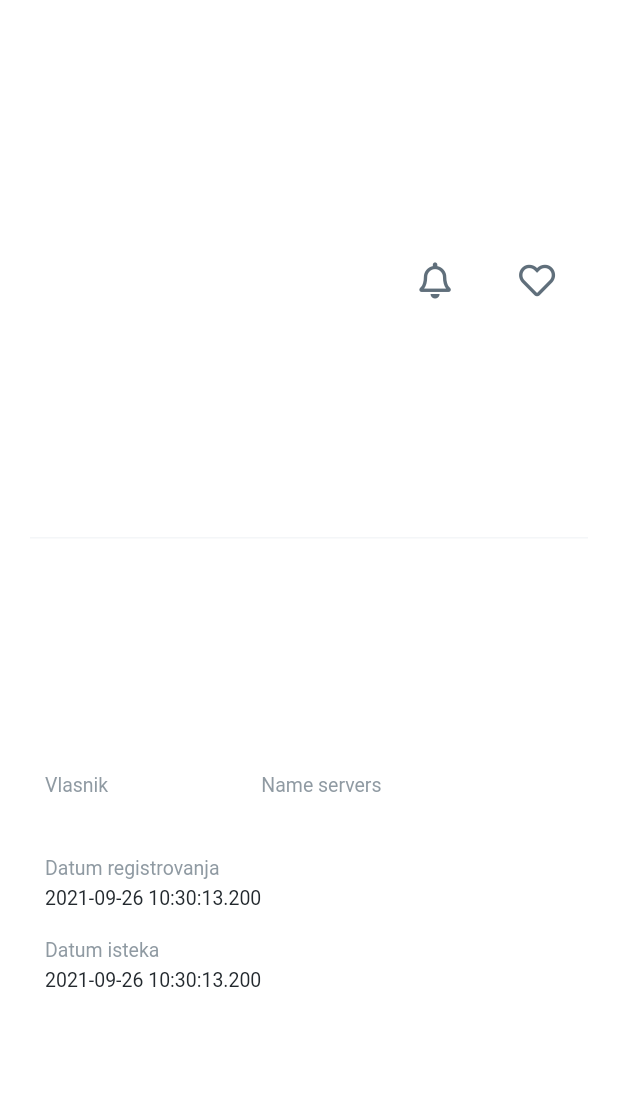
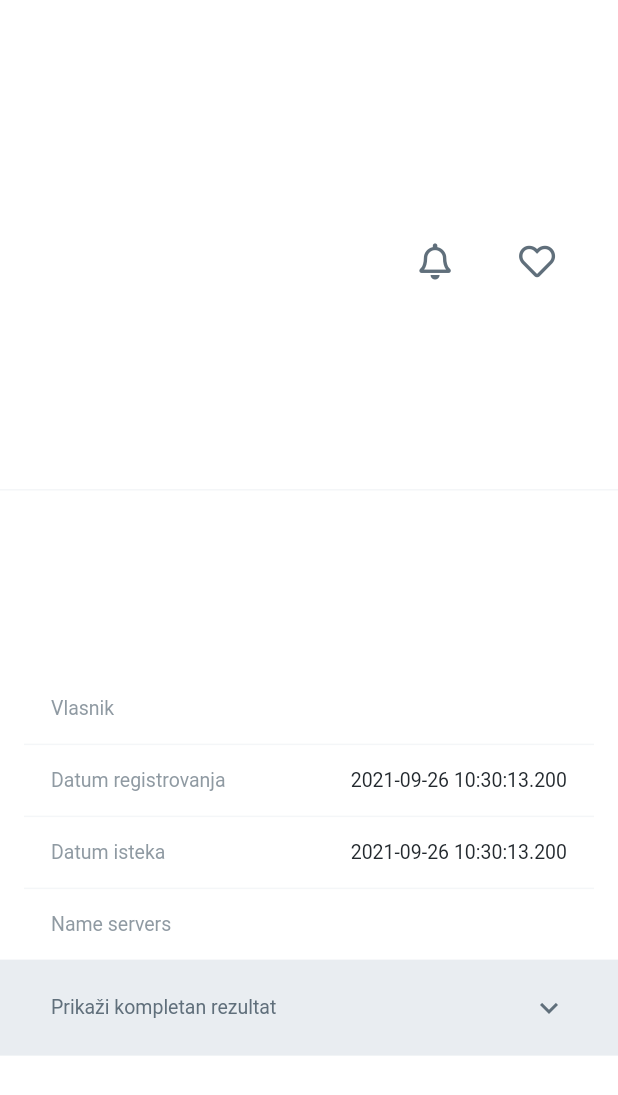
Before and after one commit to astronautNata/whois-trosica, a Flutter app: the ResultCardWidget widget shown alone on an empty page, opened directly with empty values, on a phone screen of 412 x 824 dp. Shown: the top 1095 px of the screen. Run offline on Flutter 3.47's test engine with Material 2 defaults, Android fonts, the light colour scheme and no system bars; our stand-ins replace another_flushbar, connectivity_plus, dio, firebase_core, firebase_messaging, flutter_mobx and 4 more; missing offline and left inert: enum_to_string; accounts and stored records are empty; generated files the repository leaves out were written again; project files that could hold a hidden picture were left out.

Commit message:
show full response

```diff
--- a/client/lib/i18n/strings.i18n.json
+++ b/client/lib/i18n/strings.i18n.json
@@ -15,6 +15,8 @@
 "favorite_domains":"Omiljeni domeni",
 "domain_owner":"Vlasnik",
 "registration_date":"Datum registrovanja",
-"expiration_date":"Datum isteka"
+"expiration_date":"Datum isteka",
+"copied": "Kopirano!",
+"raw_result": "Prikaži kompletan rezultat"
 
 }
--- a/client/lib/i18n/strings_sr-Cyrl.i18n.json
+++ b/client/lib/i18n/strings_sr-Cyrl.i18n.json
@@ -15,5 +15,9 @@
 "favorite_domains":"Омиљени домени",
 "domain_owner":"Власник",
 "registration_date":"Датум регистровања",
-"expiration_date":"Датум истека"
+"expiration_date":"Датум истека",
+"copied": "Копирано!",
+"raw_result": "Прикажи комплетан резултат"
+
+
 }
--- a/client/lib/i18n/strings_sr-Latn.i18n.json
+++ b/client/lib/i18n/strings_sr-Latn.i18n.json
@@ -15,5 +15,8 @@
 "favorite_domains":"Omiljeni domeni",
 "domain_owner":"Vlasnik",
 "registration_date":"Datum registrovanja",
-"expiration_date":"Datum isteka"
+"expiration_date":"Datum isteka",
+"copied": "Kopirano!",
+"raw_result": "Prikaži kompletan rezultat"
+
 }
--- a/client/lib/main.dart
+++ b/client/lib/main.dart
@@ -33,6 +33,8 @@ Future<void> main() async {
   await Firebase.initializeApp();
   final messaging = FirebaseMessaging.instance;
   prefsService.fbToken = await messaging.getToken();
+  LocaleSettings.setLocale(LocalizationPicker.returnAppLocale(
+      prefsService.readPreferredLocalization));
 
   runApp(TranslationProvider(child: MyApp(sharedPreferences, prefsService)));
 }
--- a/client/lib/widgets/result_card.dart
+++ b/client/lib/widgets/result_card.dart
@@ -1,4 +1,5 @@
 import 'package:flutter/material.dart';
+import 'package:flutter/services.dart';
 import 'package:flutter_mobx/flutter_mobx.dart';
 import 'package:font_awesome_flutter/font_awesome_flutter.dart';
 import 'package:provider/provider.dart';
@@ -9,10 +10,16 @@ import 'package:whois_trosica/stores/favorites_store.dart';
 import 'package:whois_trosica/widgets/alert_bottom_sheet.dart';
 import 'package:whois_trosica/widgets/heart.dart';
 
-class ResultCardWidget extends StatelessWidget {
+class ResultCardWidget extends StatefulWidget {
   final WhoisResponse whois;
-  final VoidCallback favClicked;
-  const ResultCardWidget({Key? key, required this.whois, required this.favClicked}) : super(key: key);
+  const ResultCardWidget({Key? key, required this.whois}) : super(key: key);
+
+  @override
+  _ResultCardWidgetState createState() => _ResultCardWidgetState();
+}
+
+class _ResultCardWidgetState extends State<ResultCardWidget> {
+  bool rawOpened = false;
 
   @override
   Widget build(BuildContext context) {
@@ -20,9 +27,6 @@ class ResultCardWidget extends StatelessWidget {
       return Divider(
         color: ColorsHelper.dividerColor,
         thickness: 1,
-        height: 30,
-        indent: 20,
-        endIndent: 20,
       );
     }
 
@@ -32,15 +36,18 @@ class ResultCardWidget extends StatelessWidget {
       return Observer(
         builder: (context) {
           var favoriteStore = Provider.of<FavoritesStore>(context);
-          var favorited = favoriteStore.containsFavorite(whois);
+          var favorited = favoriteStore.containsFavorite(widget.whois);
           return Container(
             padding: EdgeInsets.fromLTRB(30, 30, 30, 0),
             child: Row(
               mainAxisAlignment: MainAxisAlignment.spaceBetween,
               children: [
                 Text(
-                  whois.domen ?? '',
-                  style: TextStyle(fontSize: 16, fontWeight: FontWeight.w600, color: ColorsHelper.darkTextColor),
+                  widget.whois.domen ?? '',
+                  style: TextStyle(
+                      fontSize: 16,
+                      fontWeight: FontWeight.w600,
+                      color: ColorsHelper.darkTextColor),
                 ),
                 Row(
                   children: [
@@ -48,7 +55,8 @@ class ResultCardWidget extends StatelessWidget {
                         onPressed: () {
                           showModalBottomSheet(
                             context: context,
-                            backgroundColor: ColorsHelper.bottomSheetOverlayBackground,
+                            backgroundColor:
+                                ColorsHelper.bottomSheetOverlayBackground,
                             builder: (context) {
                               return AlertBottomSheet(onAlertTurn);
                             },
@@ -63,7 +71,7 @@ class ResultCardWidget extends StatelessWidget {
                     ),
                     Heart(
                       favorited: favorited,
-                      onClick: () => favoriteStore.toggleFavorite(whois),
+                      onClick: () => favoriteStore.toggleFavorite(widget.whois),
                     ),
                   ],
                 )
@@ -74,17 +82,25 @@ class ResultCardWidget extends StatelessWidget {
       );
     }
 
-    Widget _buildSubtitleContent(String title, String? subtitle) {
+    Widget _buildSubtitleContent(String title, String? subtitle,
+        [bool showDivider = true]) {
       return Padding(
-        padding: EdgeInsets.only(bottom: 20),
+        padding: EdgeInsets.only(bottom: 16, left: 16, right: 16),
         child: Column(
-          crossAxisAlignment: CrossAxisAlignment.start,
+          children: [
+            Padding(
+              padding: EdgeInsets.only(left: 18, right: 18),
+              child: Row(
+                mainAxisAlignment: MainAxisAlignment.spaceBetween,
                 children: [
                   Text(
                     title,
                     textAlign: TextAlign.left,
-              style:
-                  TextStyle(fontSize: 13, fontWeight: FontWeight.w400, color: ColorsHelper.iconColor.withOpacity(0.7)),
+                    style: TextStyle(
+                      fontSize: 13,
+                      fontWeight: FontWeight.w400,
+                      color: ColorsHelper.iconColor.withOpacity(0.7),
+                    ),
                   ),
                   SizedBox(
                     height: 5,
@@ -92,8 +108,112 @@ class ResultCardWidget extends StatelessWidget {
                   Text(
                     subtitle ?? '',
                     textAlign: TextAlign.left,
-              style: TextStyle(fontSize: 13, fontWeight: FontWeight.w400, color: ColorsHelper.darkTextColor),
+                    style: TextStyle(
+                      fontSize: 13,
+                      fontWeight: FontWeight.w400,
+                      color: ColorsHelper.darkTextColor,
+                    ),
                   )
+                ],
+              ),
+            ),
+            if (showDivider) const SizedBox(height: 16),
+            if (showDivider)
+              Container(
+                color: ColorsHelper.dividerColor,
+                height: 1,
+                width: double.infinity,
+              ),
+          ],
+        ),
+      );
+    }
+
+    Widget _buildRawResponseMenu() {
+      return Container(
+        padding: EdgeInsets.only(top: 20, bottom: 20, left: 16, right: 16),
+        color: ColorsHelper.borderColor.withOpacity(0.6),
+        child: Column(
+          children: [
+            Padding(
+              padding: EdgeInsets.only(left: 18, right: 18),
+              child: Row(
+                mainAxisAlignment: MainAxisAlignment.spaceBetween,
+                children: [
+                  Text(
+                    t.raw_result,
+                    textAlign: TextAlign.left,
+                    style: TextStyle(
+                      fontSize: 13,
+                      fontWeight: FontWeight.w400,
+                      color: ColorsHelper.iconColor,
+                    ),
+                  ),
+                  Spacer(),
+                  if (rawOpened)
+                    GestureDetector(
+                      onTap: () {
+                        Clipboard.setData(
+                            ClipboardData(text: widget.whois.completeInfo));
+                        ScaffoldMessenger.of(context)
+                            .showSnackBar(SnackBar(content: Text(t.copied)));
+                      },
+                      child: Icon(
+                        Icons.copy,
+                        color: ColorsHelper.iconColor,
+                      ),
+                    ),
+                  if (rawOpened) SizedBox(width: 18),
+                  if (rawOpened)
+                    GestureDetector(
+                      onTap: () {
+                        setState(() {
+                          rawOpened = false;
+                        });
+                      },
+                      child: Icon(
+                        Icons.keyboard_arrow_up,
+                        color: ColorsHelper.iconColor,
+                      ),
+                    ),
+                  if (!rawOpened)
+                    GestureDetector(
+                      onTap: () {
+                        setState(() {
+                          rawOpened = true;
+                        });
+                      },
+                      child: Icon(
+                        Icons.keyboard_arrow_down,
+                        color: ColorsHelper.iconColor,
+                      ),
+                    )
+                ],
+              ),
+            ),
+          ],
+        ),
+      );
+    }
+
+    Widget _buildRawResponse() {
+      return Container(
+        padding: EdgeInsets.only(top: 8, bottom: 20),
+        color: ColorsHelper.borderColor.withOpacity(0.3),
+        child: Column(
+          children: [
+            Padding(
+              padding: EdgeInsets.only(left: 18, right: 18),
+              child: Text(
+                widget.whois.completeInfo ?? '',
+                textAlign: TextAlign.left,
+                style: TextStyle(
+                  fontSize: 13,
+                  fontWeight: FontWeight.w400,
+                  color: ColorsHelper.iconColor,
+                ),
+              ),
+            ),
           ],
         ),
       );
@@ -101,41 +221,27 @@ class ResultCardWidget extends StatelessWidget {
 
     Widget _buildContent() {
       return Container(
-        padding: EdgeInsets.fromLTRB(30, 10, 60, 10),
+        padding: EdgeInsets.fromLTRB(0, 10, 0, 0),
         child: Column(
           mainAxisAlignment: MainAxisAlignment.start,
           crossAxisAlignment: CrossAxisAlignment.start,
           children: [
-            Row(
-              mainAxisAlignment: MainAxisAlignment.start,
-              crossAxisAlignment: CrossAxisAlignment.start,
-              children: [
-                Flexible(
-                  flex: 1,
-                  child: Column(
-                    crossAxisAlignment: CrossAxisAlignment.start,
-                    children: [
-                      _buildSubtitleContent(t.domain_owner, whois.owner),
-                      _buildSubtitleContent(t.registration_date, whois.registrationDate.toString()),
-                      _buildSubtitleContent(t.expiration_date, whois.expirationDate.toString()),
-                    ],
-                  ),
-                ),
-                Flexible(
-                  flex: 1,
-                  child: Column(
-                    crossAxisAlignment: CrossAxisAlignment.start,
-                    children: [
+            _buildSubtitleContent(t.domain_owner, widget.whois.owner),
+            _buildSubtitleContent(
+                t.registration_date, widget.whois.registrationDate.toString()),
+            _buildSubtitleContent(
+                t.expiration_date, widget.whois.expirationDate.toString()),
             _buildSubtitleContent(
                 'Name servers',
-                          whois.nameservers
-                              ?.fold<String>('', (previousValue, element) => '$previousValue\n${element.trim()}')
-                              .trim())
-                    ],
-                  ),
-                )
-              ],
-            ),
+                widget.whois.nameservers
+                    ?.fold<String>(
+                        '',
+                        (previousValue, element) =>
+                            '$previousValue\n${element.trim()}')
+                    .trim(),
+                false),
+            _buildRawResponseMenu(),
+            if (rawOpened) _buildRawResponse()
           ],
         ),
       );
```
Also changed, not shown: client/lib/screens/favorite_page.dart (+4 -5 lines), client/lib/screens/result_page.dart (+19 -6 lines), client/lib/screens/search_page.dart (+33 -28 lines), client/lib/services/network.dart (+45 -5 lines), client/lib/i18n/strings.g.dart, 1 other file. Lines whose indentation alone changed are shown as unchanged.
